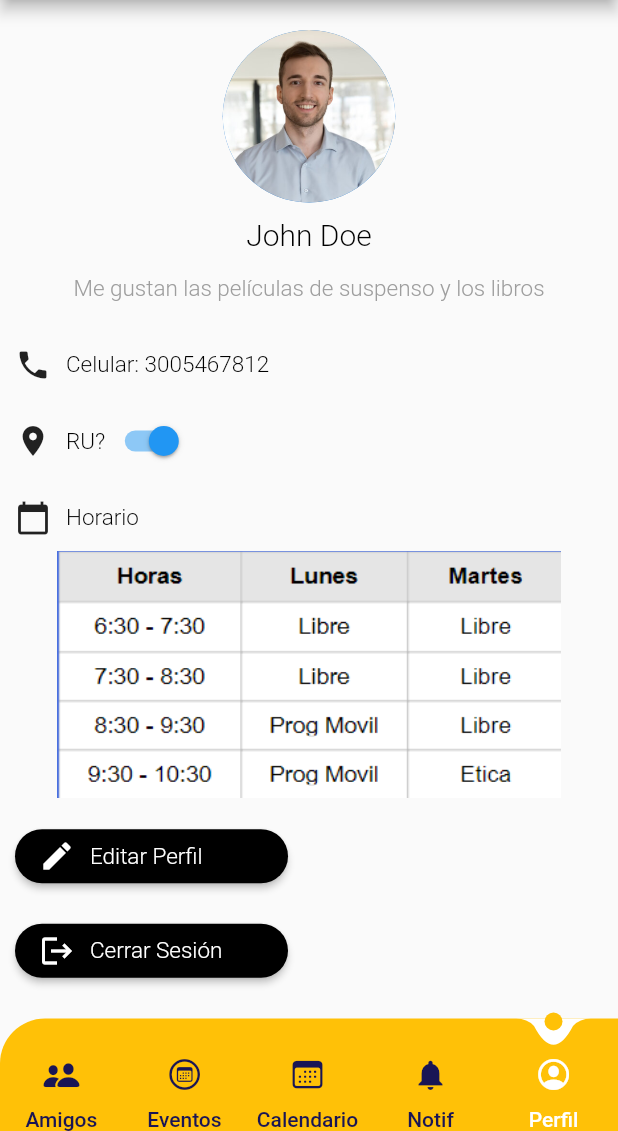
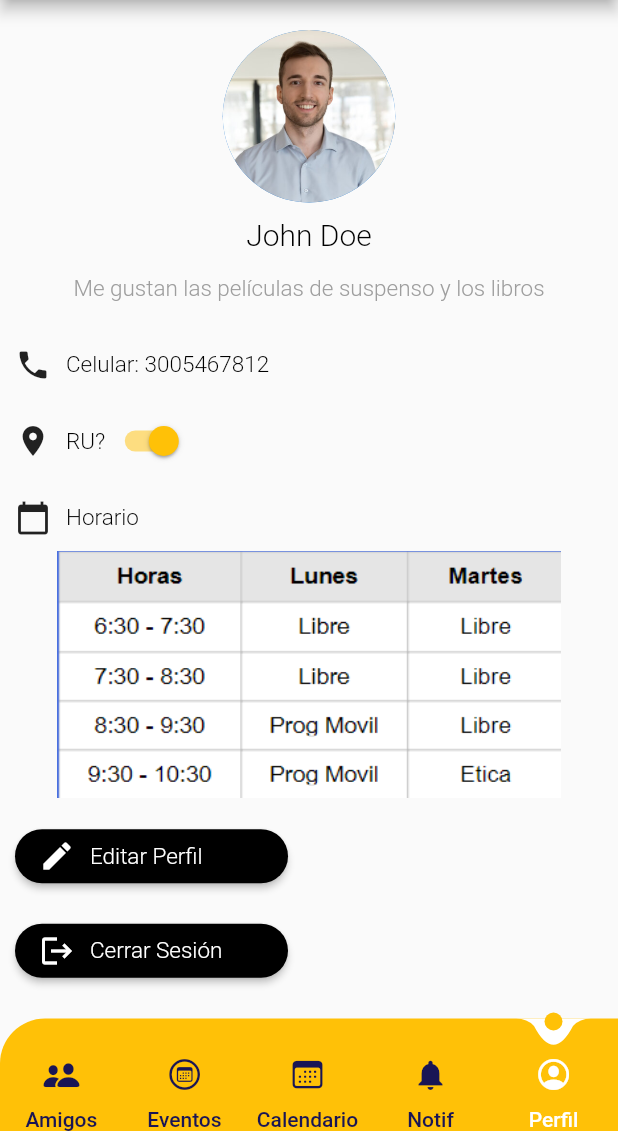
Before and after one commit to karou1182001/AppMovilRU, a Flutter app: the screen it shows after launch, item 5 of the bottom bar chosen, on a phone screen of 412 x 824 dp, the part 105-1236 px from its top. Run offline on Flutter 3.47's test engine with Material 2 defaults, Android fonts, the phone set to English and light mode, and no system bars; our stand-ins replace get, syncfusion_flutter_calendar.

Commit message:
Update profile.dart

```diff
--- a/lib/ui/pages/profile.dart
+++ b/lib/ui/pages/profile.dart
@@ -69,7 +69,7 @@ class _ProfileState extends State<Profile> {
                       width: 10,
                     ),
                     Text('RU?', style: generalText(Colors.black, 15)),
-                    Switch(
+                    Switch(activeColor: Colors.amber,
                         value: isSwitched,
                         onChanged: (value) => setState(() {
                               isSwitched = value;
```
